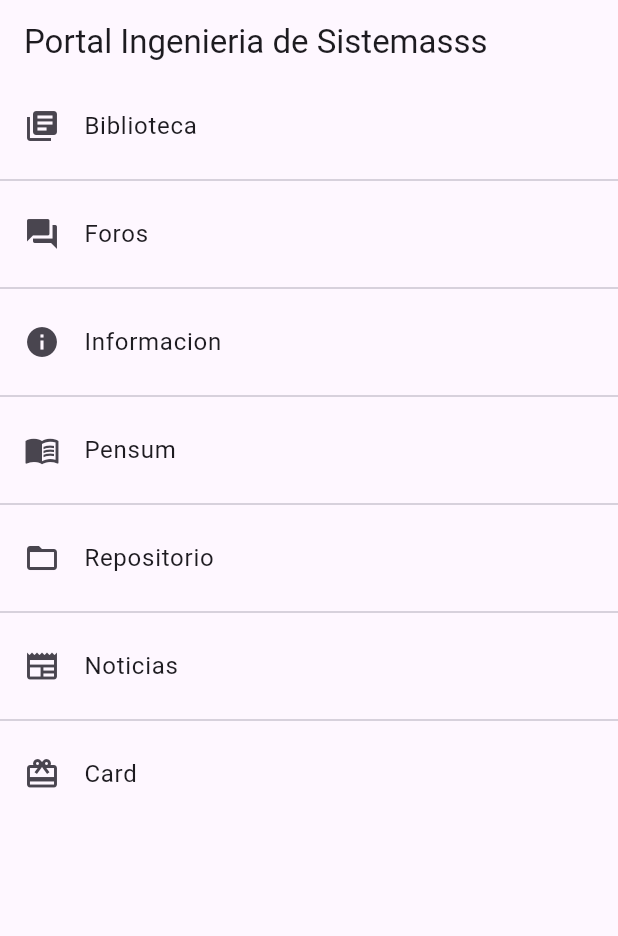
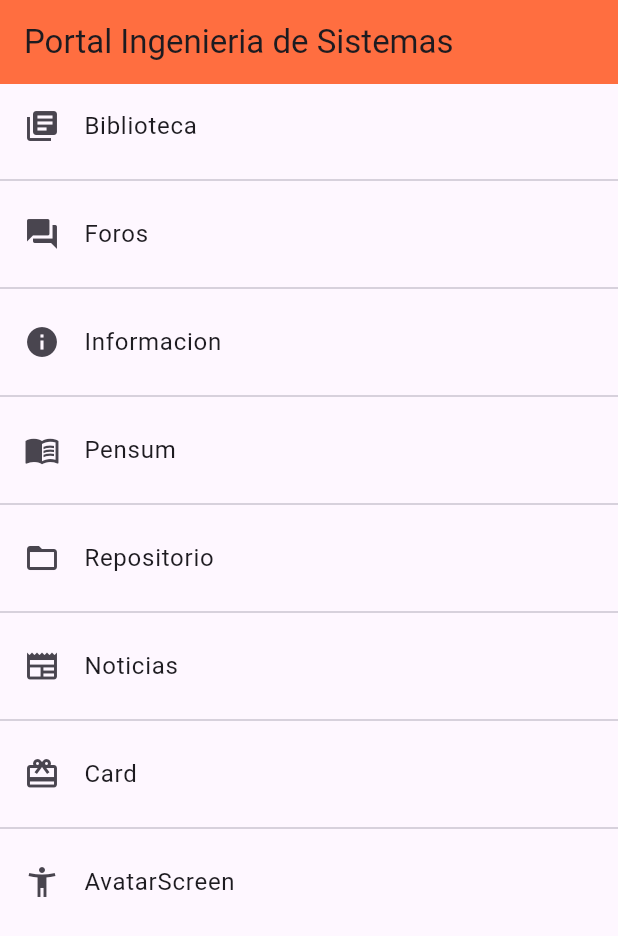
Before and after one commit to soniaMMU/unifranzapp, a Flutter app: the screen it shows after launch, on a phone screen of 412 x 824 dp. Shown: the top 936 px of the screen. Run offline on Flutter 3.47's test engine with Material 3 defaults, Android fonts, the light colour scheme and no system bars.

Commit message:
Actualización de rutas y screens en la aplicación Unifranz

```diff
--- a/lib/main.dart
+++ b/lib/main.dart
@@ -2,9 +2,7 @@ import 'package:flutter/material.dart';
 import 'package:unifranz/router/app_route.dart';
 import 'package:unifranz/screens/home_screen_prueba.dart';
 
-void main() {
-  runApp(const MyApp());
-}
+void main() => runApp(const MyApp());
 
 class MyApp extends StatelessWidget {
   const MyApp({super.key});
@@ -13,10 +11,8 @@ class MyApp extends StatelessWidget {
   Widget build(BuildContext context) {
     return MaterialApp(
       debugShowCheckedModeBanner: false,
-      title: 'Portal Ingenieria',
-      home: const HomeScreenP(), // Set the HomeScreenP as the initial screen
+      home: const HomeScreenP(),
       routes: AppRoute.getAppRoutes(),
-      onGenerateRoute: AppRoute.onGenerateRoute,
     );
   }
 }
--- a/lib/router/app_route.dart
+++ b/lib/router/app_route.dart
@@ -50,6 +50,12 @@ class AppRoute {
       name: 'Card',
       screen: CardScreen(),
     ),
+    MenuOptions(
+      route: 'Avatar',
+      icon: Icons.accessibility_new,
+      name: 'AvatarScreen',
+      screen: const AvatarScreen(),
+    ),
   ];
 
   /*
--- /dev/null
+++ b/lib/screens/avatar_screen.dart
@@ -0,0 +1,12 @@
+import "package:flutter/material.dart";
+
+class AvatarScreen extends StatelessWidget {
+  const AvatarScreen({super.key});
+  @override
+  Widget build(BuildContext context) {
+    return Scaffold(
+      body: Center(
+        child:Text("avatar"))
+      );
+  }
+}
--- a/lib/screens/home_screen_prueba.dart
+++ b/lib/screens/home_screen_prueba.dart
@@ -3,28 +3,23 @@ import 'package:unifranz/router/app_route.dart';
 
 class HomeScreenP extends StatelessWidget {
   const HomeScreenP({super.key});
+
   @override
   Widget build(BuildContext context) {
     final menuOptions = AppRoute.menuOptions;
     return Scaffold(
       appBar: AppBar(
-        title: Text('Portal Ingenieria de Sistemasss'),
-        elevation: 0,
-        backgroundColor: Colors.deepOrangeAccent[300],
+        title: const Text('Portal Ingenieria de Sistemas'),
+        backgroundColor: Colors.deepOrangeAccent,
       ),
       body: ListView.separated(
-        itemBuilder: (context, index) {
-          final menuOption = menuOptions[index];
-          return ListTile(
-            leading: Icon(menuOption.icon),
-            title: Text(menuOption.name),
-            onTap: () {
-              Navigator.pushNamed(context, menuOption.route);
-            },
-          );
-        },
-        separatorBuilder: (_, __) => Divider(),
         itemCount: menuOptions.length,
+        separatorBuilder: (_, __) => const Divider(),
+        itemBuilder: (context, i) => ListTile(
+          title: Text(menuOptions[i].name),
+          leading: Icon(menuOptions[i].icon),
+          onTap: () => Navigator.pushNamed(context, menuOptions[i].route),
+        ),
       ),
     );
   }
--- a/lib/screens/screen.dart
+++ b/lib/screens/screen.dart
@@ -6,3 +6,5 @@ export 'package:unifranz/screens/informacion_screen.dart' hide main;
 export 'package:unifranz/screens/noticias_screen.dart' hide main;
 export 'package:unifranz/screens/pensum_screen.dart' hide main;
 export 'package:unifranz/screens/repositorios_screen.dart' hide main;
+
+export 'package:unifranz/screens/avatar_screen.dart';
--- a/lib/screens/screens.dart
+++ b/lib/screens/screens.dart
@@ -7,3 +7,4 @@ export 'package:unifranz/screens/noticias_screen.dart';
 export 'package:unifranz/screens/pensum_screen.dart';
 export 'package:unifranz/screens/repositorios_screen.dart';
 */
+export 'package:unifranz/screens/avatar_screen.dart';
```
Also changed, not shown: lib/theme/app_theme.dart (+9 -2 lines), lib/widget/custom_tarjeta_1.dart (+9 -3 lines).
